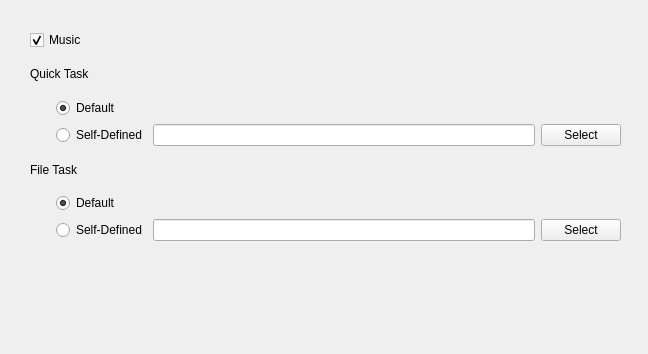
This is settings/settingdialog.ui in czlitony/Taskmaster as Qt 5 draws it before an edit. The edited form follows.
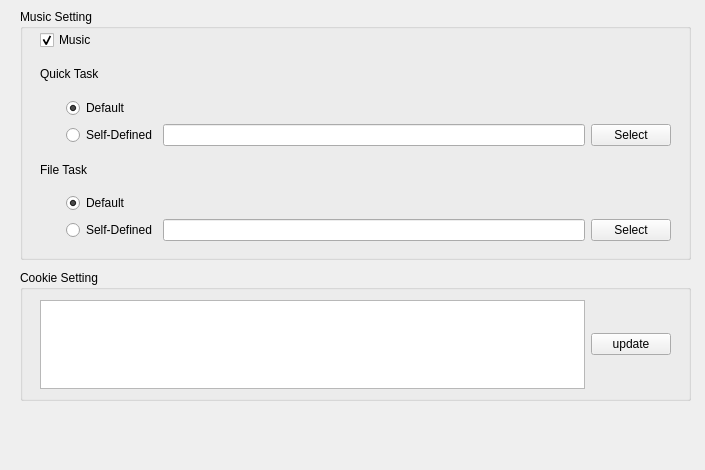
This is the edited form.

Patch:
```diff
--- a/settings/settingdialog.ui
+++ b/settings/settingdialog.ui
@@ -6,8 +6,8 @@
    <rect>
     <x>0</x>
     <y>0</y>
-    <width>648</width>
-    <height>354</height>
+    <width>705</width>
+    <height>470</height>
    </rect>
   </property>
   <property name="windowTitle">
@@ -16,9 +16,9 @@
   <widget class="QWidget" name="layoutWidget">
    <property name="geometry">
     <rect>
-     <x>30</x>
+     <x>40</x>
      <y>30</y>
-     <width>591</width>
+     <width>631</width>
      <height>211</height>
     </rect>
    </property>
@@ -214,6 +214,67 @@
     </item>
    </layout>
   </widget>
+  <widget class="QGroupBox" name="groupBox">
+   <property name="geometry">
+    <rect>
+     <x>20</x>
+     <y>9</y>
+     <width>671</width>
+     <height>251</height>
+    </rect>
+   </property>
+   <property name="title">
+    <string>Music Setting</string>
+   </property>
+  </widget>
+  <widget class="QGroupBox" name="groupBox_2">
+   <property name="geometry">
+    <rect>
+     <x>20</x>
+     <y>270</y>
+     <width>671</width>
+     <height>131</height>
+    </rect>
+   </property>
+   <property name="title">
+    <string>Cookie Setting</string>
+   </property>
+   <widget class="QWidget" name="">
+    <property name="geometry">
+     <rect>
+      <x>20</x>
+      <y>30</y>
+      <width>631</width>
+      <height>89</height>
+     </rect>
+    </property>
+    <layout class="QHBoxLayout" name="horizontalLayout">
+     <item>
+      <widget class="QTextEdit" name="cookieTextEdit">
+       <property name="lineWrapMode">
+        <enum>QTextEdit::WidgetWidth</enum>
+       </property>
+       <property name="acceptRichText">
+        <bool>false</bool>
+       </property>
+      </widget>
+     </item>
+     <item>
+      <widget class="QPushButton" name="updateCookieButton">
+       <property name="focusPolicy">
+        <enum>Qt::NoFocus</enum>
+       </property>
+       <property name="text">
+        <string>update</string>
+       </property>
+      </widget>
+     </item>
+    </layout>
+   </widget>
+  </widget>
+  <zorder>groupBox</zorder>
+  <zorder>layoutWidget</zorder>
+  <zorder>groupBox_2</zorder>
  </widget>
  <resources/>
  <connections>
```
